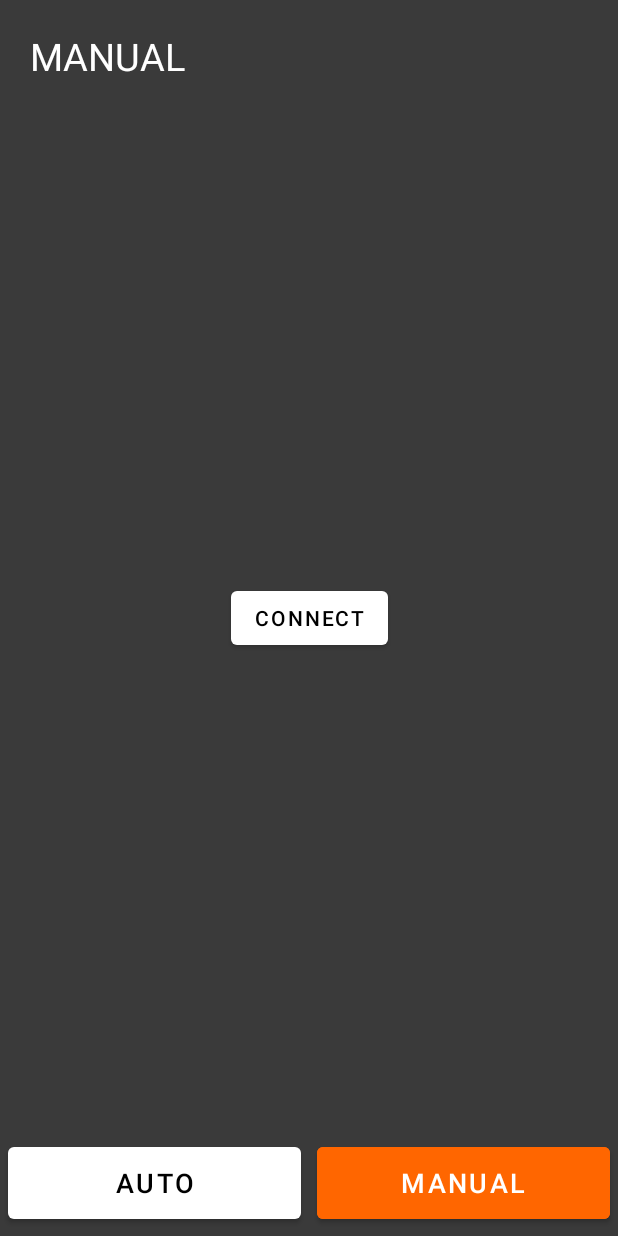
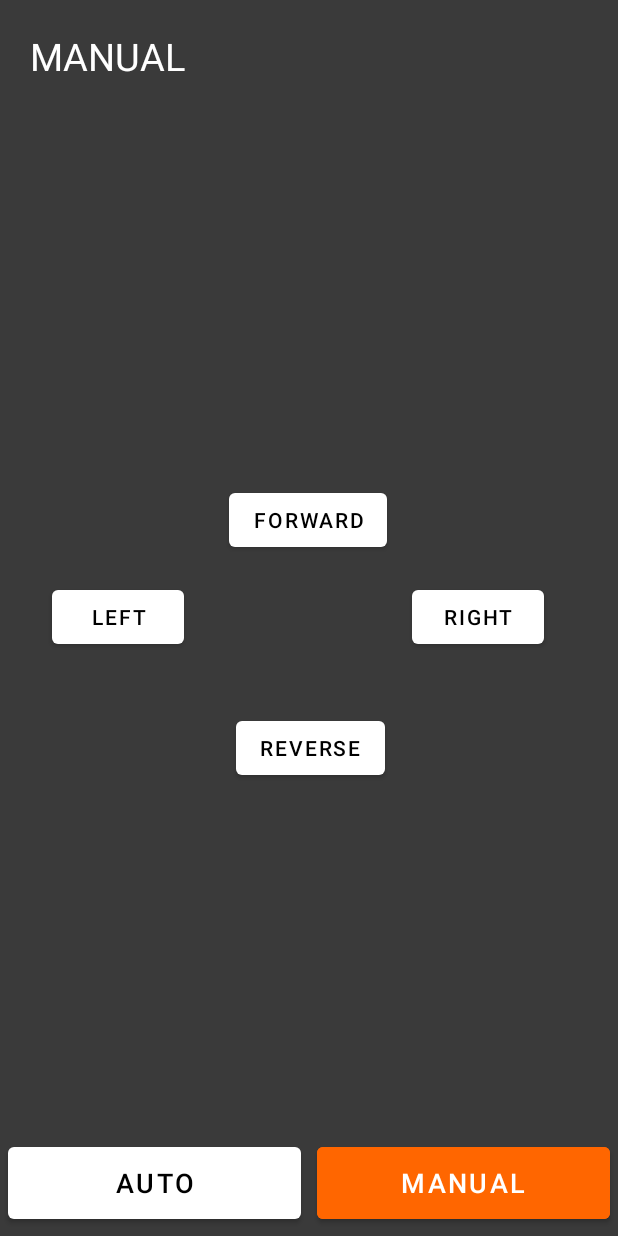
Before and after one commit to xwilen22/ConanMower, an Android app: the ManualFragment screen opened through its navigation route, on a phone screen of 412 x 824 dp. Run offline under Robolectric (Android 15) with nearby library versions, the phone set to English and light mode, and no system bars.

Commit message:
Implemented temporary buttons for manually controlling the mower and functionality related to that + some refactoring and code-cleanup

```diff
--- a/app/src/main/java/com/example/conanmoverandroidapp/BluetoothReceiver.kt
+++ b/app/src/main/java/com/example/conanmoverandroidapp/BluetoothReceiver.kt
@@ -7,6 +7,7 @@ import android.content.Context
 import android.content.Intent
 import android.util.Log
 import androidx.core.app.ActivityCompat
+
 
 class BluetoothReceiver : BroadcastReceiver() {
 
@@ -46,8 +47,6 @@ class BluetoothReceiver : BroadcastReceiver() {
             Log.d("Connect", "Trying to connect to bluetooth....")
             BluetoothConnectionHandler.connectToDevice(device){}
         }
-
-
     }
 
 }
--- a/app/src/main/java/com/example/conanmoverandroidapp/Globals.kt
+++ b/app/src/main/java/com/example/conanmoverandroidapp/Globals.kt
@@ -4,14 +4,14 @@ import android.app.Activity
 import android.app.Application
 import android.bluetooth.BluetoothAdapter
 import android.content.Context
-import android.os.CountDownTimer
 import java.util.*
-import kotlin.properties.Delegates
+
 
 class Globals: Application() {
     companion object {
         var btAdapter: BluetoothAdapter? = BluetoothAdapter.getDefaultAdapter()
         var btReceiver: BluetoothReceiver = BluetoothReceiver()
+        var bluetoothConnectedStatus: Boolean = false
 
         val arduinoMAC = "00:1B:10:66:46:72"
         val arduinoServiceUUID = UUID.fromString("0000ffe1-0000-1000-8000-00805f9b34fb")
--- a/app/src/main/java/com/example/conanmoverandroidapp/MainActivity.kt
+++ b/app/src/main/java/com/example/conanmoverandroidapp/MainActivity.kt
@@ -1,26 +1,27 @@
 package com.example.conanmoverandroidapp
 
-import androidx.appcompat.app.AppCompatActivity
+import android.R.attr.button
 import android.content.Intent
 import android.os.Bundle
-import android.widget.Button
+import android.view.MotionEvent
 import android.view.View
+import android.view.View.OnTouchListener
+import androidx.appcompat.app.AppCompatActivity
+import kotlinx.android.synthetic.main.auto_fragment.*
+import kotlinx.android.synthetic.main.auto_fragment.auto_button
+import kotlinx.android.synthetic.main.auto_fragment.manual_button
+import kotlinx.android.synthetic.main.manual_fragment.*
 
 
 class MainActivity : AppCompatActivity() {
     override fun onCreate(savedInstanceState: Bundle?) {
         super.onCreate(savedInstanceState)
+
         window.decorView.systemUiVisibility = View.SYSTEM_UI_FLAG_FULLSCREEN
-        // Remember that you should never show the action bar if the
-        // status bar is hidden, so hide that too if necessary.
         actionBar?.hide()
         setContentView(R.layout.activity_main)
 
         Globals.currentActivity = this
-
-        BluetoothConnectionHandler.onMessage(3) {
-            it[0].toInt()
-        }
     }
 
     override fun onResume() {
@@ -34,22 +35,12 @@ class MainActivity : AppCompatActivity() {
     }
 
     override fun onRequestPermissionsResult(
-            requestCode: Int,
-            permissions: Array<String>,
-            grantResults: IntArray
+        requestCode: Int,
+        permissions: Array<String>,
+        grantResults: IntArray
     ) {
         super.onRequestPermissionsResult(requestCode, permissions, grantResults)
         PermissionHandler.onRequestPermissionsResult(requestCode, permissions, grantResults)
     }
 
-    /*fun initiateBluetoothConnection() {
-        if (BluetoothConnectionHandler.connected) {
-            // Already connected
-        } else {
-            // Not connected
-            PermissionHandler.HandleBluetoothPermissionStatus {
-                BluetoothConnectionHandler.tryToConnect(false)
-            }
-        }
-    }*/
 }
--- a/app/src/main/res/layout/manual_fragment.xml
+++ b/app/src/main/res/layout/manual_fragment.xml
@@ -1,59 +1,97 @@
 <?xml version="1.0" encoding="utf-8"?>
 <androidx.constraintlayout.widget.ConstraintLayout xmlns:android="http://schemas.android.com/apk/res/android"
+    xmlns:app="http://schemas.android.com/apk/res-auto"
     xmlns:tools="http://schemas.android.com/tools"
     android:layout_width="match_parent"
     android:layout_height="match_parent"
-    xmlns:app="http://schemas.android.com/apk/res-auto"
-    tools:context=".ui.ManualFragment"
-    android:background="@color/background">
+    android:background="@color/background"
+    tools:context=".ui.ManualFragment">
 
     <TextView
-        app:layout_constraintTop_toTopOf="parent"
-        app:layout_constraintStart_toStartOf="parent"
         android:layout_width="wrap_content"
         android:layout_height="wrap_content"
         android:layout_margin="@dimen/distance_medium"
+        android:text="@string/manual"
+        android:textAllCaps="true"
         android:textColor="@color/white"
-        android:text="@string/manual"
         android:textSize="@dimen/text_header"
-        android:textAllCaps="true"/>
-
-    <Button
-        android:id="@+id/connectBluetoothBtn"
-        android:layout_width="wrap_content"
-        android:layout_height="48dp"
-        android:text="Connect"
-        app:layout_constraintBottom_toBottomOf="parent"
-        app:layout_constraintEnd_toEndOf="parent"
-        app:layout_constraintHorizontal_bias="0.5"
         app:layout_constraintStart_toStartOf="parent"
         app:layout_constraintTop_toTopOf="parent" />
 
+
+    <Button
+        android:id="@+id/forwardButton"
+        android:layout_width="wrap_content"
+        android:layout_height="48dp"
+        android:text="Forward"
+        app:layout_constraintBottom_toTopOf="@+id/reverseButton"
+        app:layout_constraintEnd_toEndOf="parent"
+        app:layout_constraintHorizontal_bias="0.498"
+        app:layout_constraintStart_toStartOf="parent"
+        app:layout_constraintTop_toTopOf="parent"
+        app:layout_constraintVertical_bias="0.756" />
+
+    <Button
+        android:id="@+id/leftButton"
+        android:layout_width="wrap_content"
+        android:layout_height="48dp"
+        android:text="Left"
+        app:layout_constraintBottom_toBottomOf="parent"
+        app:layout_constraintEnd_toEndOf="parent"
+        app:layout_constraintHorizontal_bias="0.108"
+        app:layout_constraintStart_toStartOf="parent"
+        app:layout_constraintTop_toTopOf="parent"
+        app:layout_constraintVertical_bias="0.499" />
+
+    <Button
+        android:id="@+id/rightButton"
+        android:layout_width="wrap_content"
+        android:layout_height="48dp"
+        android:text="Right"
+        app:layout_constraintBottom_toBottomOf="parent"
+        app:layout_constraintEnd_toEndOf="parent"
+        app:layout_constraintHorizontal_bias="0.848"
+        app:layout_constraintStart_toStartOf="parent"
+        app:layout_constraintTop_toTopOf="parent"
+        app:layout_constraintVertical_bias="0.499" />
+
+    <Button
+        android:id="@+id/reverseButton"
+        android:layout_width="wrap_content"
+        android:layout_height="48dp"
+        android:text="Reverse"
+        app:layout_constraintBottom_toBottomOf="parent"
+        app:layout_constraintEnd_toEndOf="parent"
+        app:layout_constraintHorizontal_bias="0.503"
+        app:layout_constraintStart_toStartOf="parent"
+        app:layout_constraintTop_toTopOf="parent"
+        app:layout_constraintVertical_bias="0.612" />
+
     <com.google.android.material.button.MaterialButton
         android:id="@+id/auto_button"
+        android:layout_width="0dp"
+        android:layout_height="60dp"
+        android:layout_margin="@dimen/padding_small"
+        android:text="@string/auto"
+        android:textSize="@dimen/text_button"
         app:layout_constraintBottom_toBottomOf="parent"
-        app:layout_constraintStart_toStartOf="parent"
         app:layout_constraintEnd_toStartOf="@id/manual_button"
-        android:layout_width="0dp"
-        android:text="@string/auto"
-        android:layout_height="60dp"
-        android:textSize="@dimen/text_button"
-        android:layout_margin="@dimen/padding_small">
+        app:layout_constraintStart_toStartOf="parent">
 
     </com.google.android.material.button.MaterialButton>
 
     <com.google.android.material.button.MaterialButton
         android:id="@+id/manual_button"
-        app:layout_constraintBottom_toBottomOf="parent"
-        app:layout_constraintEnd_toEndOf="parent"
-        app:layout_constraintStart_toEndOf="@id/auto_button"
         android:layout_width="0dp"
         android:layout_height="60dp"
+        android:layout_margin="@dimen/padding_small"
+        android:backgroundTint="@color/orange"
         android:text="@string/manual"
         android:textColor="@color/white"
         android:textSize="@dimen/text_button"
-        android:backgroundTint="@color/orange"
-        android:layout_margin="@dimen/padding_small">
+        app:layout_constraintBottom_toBottomOf="parent"
+        app:layout_constraintEnd_toEndOf="parent"
+        app:layout_constraintStart_toEndOf="@id/auto_button">
 
     </com.google.android.material.button.MaterialButton>
 
--- a/app/src/main/res/values/strings.xml
+++ b/app/src/main/res/values/strings.xml
@@ -3,4 +3,13 @@
     <string name="auto">Auto</string>
     <string name="manual">Manual</string>
     <string name="path">Path</string>
+    <string name="bluetooth_unable_to_connect">Unable to connect to mover</string>
+    <string name="get_location_access_permission">Get location access permission</string>
+    <string name="allow_location_access">Allow location access</string>
+    <string name="cancel">Cancel</string>
+    <string name="bluetooth_permission_message">Bluetooth permission message</string>
+    <string name="no_adapter_error">No adapter error</string>
+    <string name="ok">OK</string>
+    <string name="enable_bluetooth">Enable bluetooth</string>
+    <string name="no_bluetooth_connection">No bluetooth connection</string>
 </resources>
```
Also changed, not shown: app/src/main/java/com/example/conanmoverandroidapp/BluetoothConnectionHandler.kt (+43 -61 lines), app/src/main/java/com/example/conanmoverandroidapp/PermissionHandler.kt (+19 -16 lines), app/src/main/java/com/example/conanmoverandroidapp/ui/ManualFragment.kt (+47 -20 lines).
